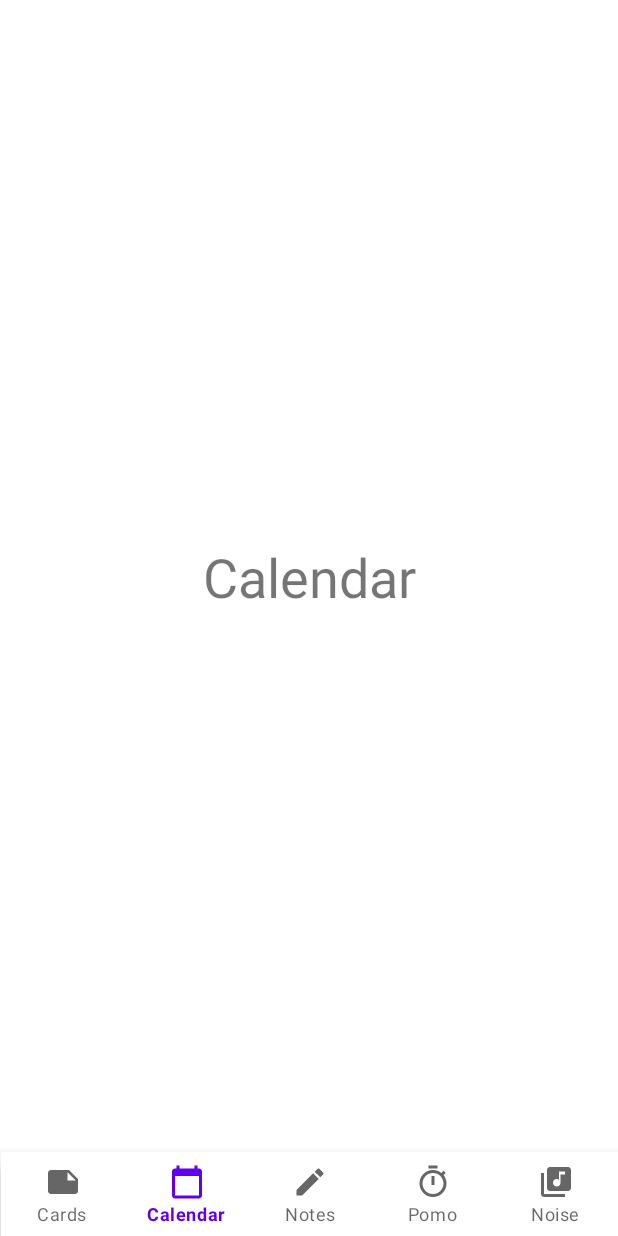
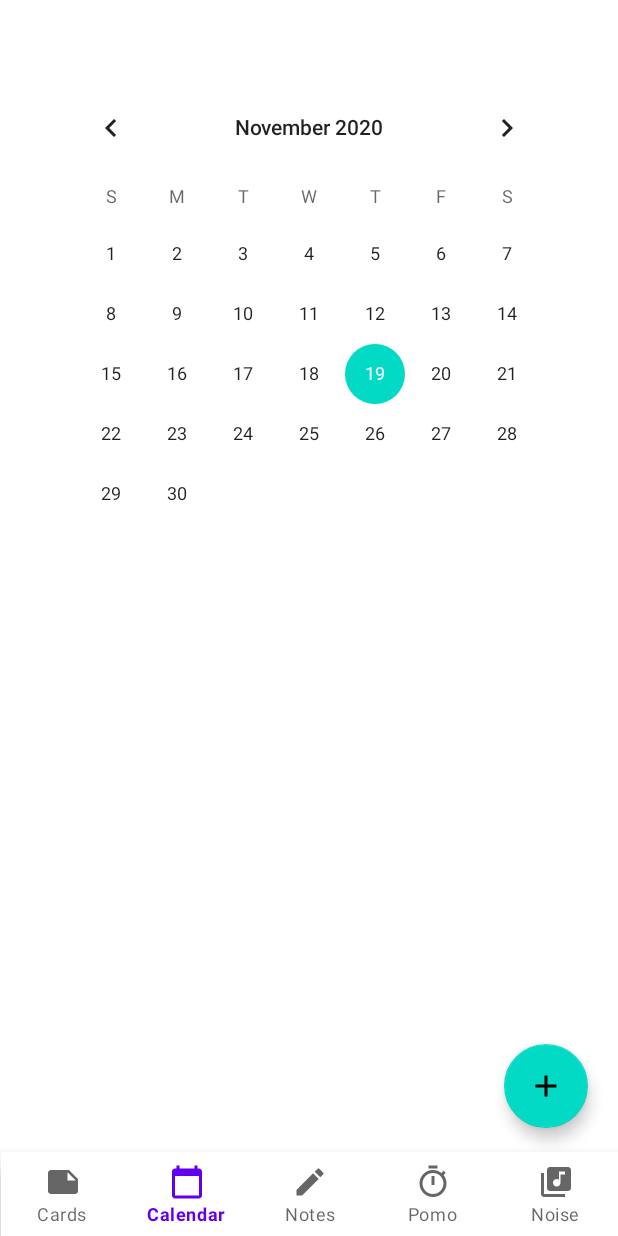
Before and after one commit to ETS-Android3/Plato-AndroidApp, an Android app: the screen it shows after launch (MainActivity), item 2 of the bottom bar chosen, on a phone screen of 412 x 824 dp. Run offline under Robolectric (Android 15) with nearby library versions, the phone set to English and light mode, and no system bars.

Commit message:
Added Basic Calendar UI

```diff
--- /dev/null
+++ b/app/src/main/res/drawable/ic_baseline_add_24.xml
@@ -0,0 +1,10 @@
+<vector xmlns:android="http://schemas.android.com/apk/res/android"
+    android:width="24dp"
+    android:height="24dp"
+    android:viewportWidth="24"
+    android:viewportHeight="24"
+    android:tint="?attr/colorControlNormal">
+  <path
+      android:fillColor="@android:color/white"
+      android:pathData="M19,13h-6v6h-2v-6H5v-2h6V5h2v6h6v2z"/>
+</vector>
--- a/app/src/main/res/layout/fragment_calendar.xml
+++ b/app/src/main/res/layout/fragment_calendar.xml
@@ -5,16 +5,37 @@
     android:id="@+id/calendarContainer"
     android:layout_width="match_parent"
     android:layout_height="match_parent"
+    android:scrollbars="vertical"
     tools:context=".Calendar">
 
-    <TextView
-        android:id="@+id/calendarText"
+    <CalendarView
+        android:id="@+id/taskCalendar"
         android:layout_width="wrap_content"
         android:layout_height="wrap_content"
-        android:text="Calendar"
-        android:textSize="36sp"
-        app:layout_constraintBottom_toBottomOf="parent"
+        app:layout_constraintBottom_toTopOf="@+id/taskList"
         app:layout_constraintEnd_toEndOf="parent"
         app:layout_constraintStart_toStartOf="parent"
         app:layout_constraintTop_toTopOf="parent" />
+
+    <androidx.recyclerview.widget.RecyclerView
+        android:id="@+id/taskList"
+        android:layout_width="365dp"
+        android:layout_height="312dp"
+        android:layout_marginBottom="16dp"
+        android:scrollbars="vertical"
+        app:layout_constraintBottom_toBottomOf="parent"
+        app:layout_constraintEnd_toEndOf="parent"
+        app:layout_constraintStart_toStartOf="parent" />
+
+    <com.google.android.material.floatingactionbutton.FloatingActionButton
+        android:id="@+id/taskAddButton"
+        android:layout_width="wrap_content"
+        android:layout_height="wrap_content"
+        android:layout_marginEnd="20dp"
+        android:layout_marginBottom="16dp"
+        android:clickable="true"
+        android:contentDescription="Add Event"
+        android:src="@drawable/ic_baseline_add_24"
+        app:layout_constraintBottom_toBottomOf="parent"
+        app:layout_constraintEnd_toEndOf="parent" />
 </androidx.constraintlayout.widget.ConstraintLayout>
--- a/build.gradle
+++ b/build.gradle
@@ -16,6 +16,9 @@ allprojects {
     repositories {
         google()
         jcenter()
+        maven{
+            url "https://maven.google.com"
+        }
     }
 }
 
```
Also changed, not shown: app/src/main/java/com/example/plato/TaskItem.java (added, +22 -0 lines), app/src/main/res/drawable/ic_baseline_event_note_24.xml (added, +10 -0 lines), app/src/main/res/layout/taskitem.xml (added, +37 -0 lines).
